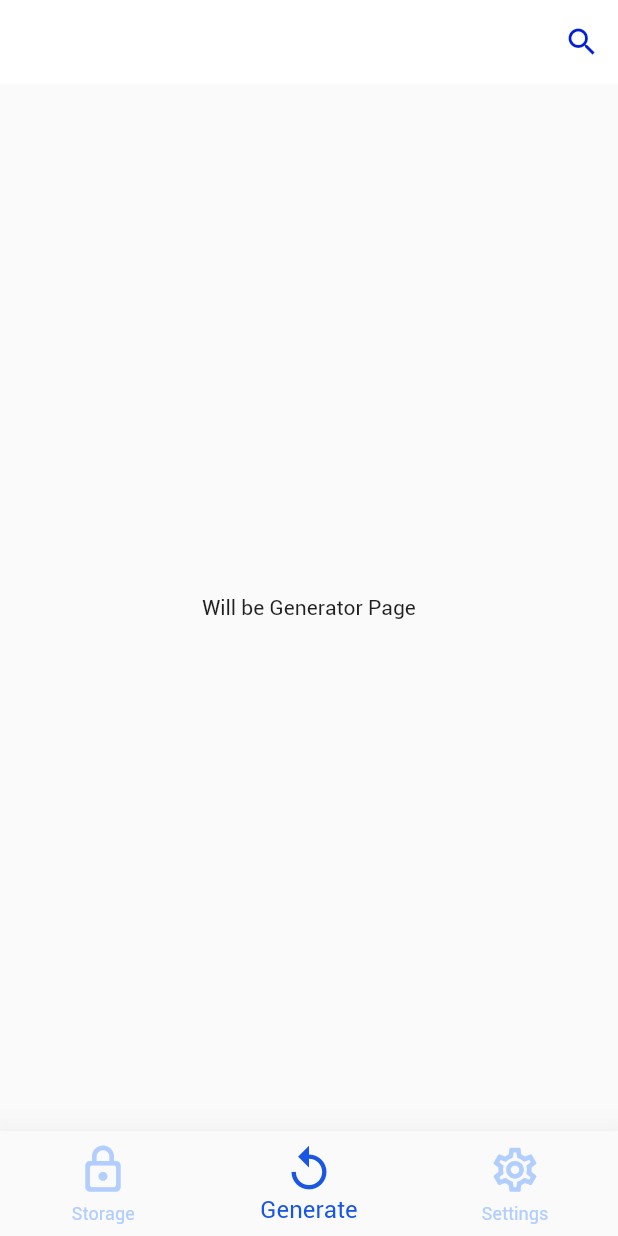
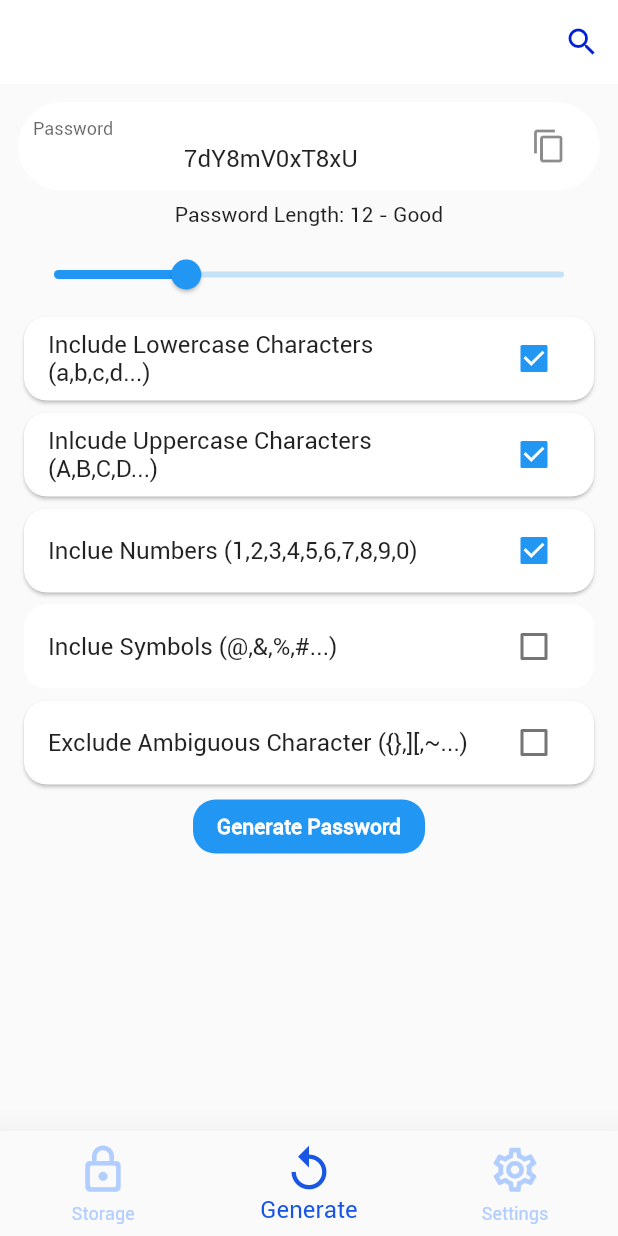
Before and after one commit to sametakbal/password-manager, a Flutter app: the screen it shows after launch, item 2 of the bottom bar chosen, on a phone screen of 412 x 824 dp. Run offline on Flutter 3.47's test engine with Material 2 defaults, Android fonts, the phone set to English and light mode, and no system bars; our stand-ins replace toast; missing offline and left inert: clipboard.

Commit message:
Password Generate completed

```diff
--- a/lib/pages/generate_page.dart
+++ b/lib/pages/generate_page.dart
@@ -1,4 +1,7 @@
+import 'package:clipboard/clipboard.dart';
 import 'package:flutter/material.dart';
+import 'package:password_manager/models/generator_password_dto.dart';
+import 'package:toast/toast.dart';
 
 class GeneratePage extends StatefulWidget {
   @override
@@ -6,10 +9,183 @@ class GeneratePage extends StatefulWidget {
 }
 
 class _GeneratePageState extends State<GeneratePage> {
+  final TextEditingController passwordEditTextController =
+      TextEditingController();
+  GeneratePasswordDto gpdto = GeneratePasswordDto();
+
+  @override
+  void initState() {
+    getPassword();
+    super.initState();
+  }
+
   @override
   Widget build(BuildContext context) {
-    return Center(
-      child: Text('Will be Generator Page'),
+    return Padding(
+      padding: const EdgeInsets.all(12.0),
+      child: Column(
+        children: [
+          passwordTextField(),
+          Padding(
+            padding: const EdgeInsets.all(8.0),
+            child: Text(
+              'Password Length: ${gpdto.lenght} - ${getPasswordLevel()}',
+              style: TextStyle(),
+            ),
+          ),
+          passwordLengthSlider(),
+          Card(
+            shape:
+                RoundedRectangleBorder(borderRadius: BorderRadius.circular(15)),
+            child: ListTile(
+              title: Text('Include Lowercase Characters (a,b,c,d...)'),
+              trailing: Checkbox(
+                  value: gpdto.includeLowercaseCharacters,
+                  onChanged: (bool val) {
+                    setState(() {
+                      gpdto.includeLowercaseCharacters = val;
+                    });
+                  }),
+            ),
+          ),
+          Card(
+            shape:
+                RoundedRectangleBorder(borderRadius: BorderRadius.circular(15)),
+            child: ListTile(
+              title: Text('Inlcude Uppercase Characters (A,B,C,D...)'),
+              trailing: Checkbox(
+                  value: gpdto.includeUpperCaseCharacters,
+                  onChanged: (bool val) {
+                    setState(() {
+                      gpdto.includeUpperCaseCharacters = val;
+                    });
+                  }),
+            ),
+          ),
+          Card(
+            shape:
+                RoundedRectangleBorder(borderRadius: BorderRadius.circular(15)),
+            child: ListTile(
+              title: Text('Inclue Numbers (1,2,3,4,5,6,7,8,9,0)'),
+              trailing: Checkbox(
+                  value: gpdto.includeNumbers,
+                  onChanged: (bool val) {
+                    setState(() {
+                      gpdto.includeNumbers = val;
+                    });
+                  }),
+            ),
+          ),
+          Card(
+            elevation: 0,
+            shape:
+                RoundedRectangleBorder(borderRadius: BorderRadius.circular(15)),
+            child: ListTile(
+              title: Text('Inclue Symbols (@,&,%,#...)'),
+              trailing: Checkbox(
+                  value: gpdto.includeSymbols,
+                  onChanged: (bool val) {
+                    setState(() {
+                      gpdto.includeSymbols = val;
+                    });
+                  }),
+            ),
+          ),
+          Card(
+            shape:
+                RoundedRectangleBorder(borderRadius: BorderRadius.circular(15)),
+            child: ListTile(
+              title: Text('Exclude Ambiguous Character ({},][,~...)'),
+              trailing: Checkbox(
+                  value: gpdto.includeAmbiguousCharacters,
+                  onChanged: (bool val) {
+                    setState(() {
+                      gpdto.includeAmbiguousCharacters = val;
+                    });
+                  }),
+            ),
+          ),
+          FlatButton(
+            color: Colors.blue,
+            onPressed: getPassword,
+            shape: RoundedRectangleBorder(
+              borderRadius: BorderRadius.circular(15.0),
+            ),
+            child: Text(
+              'Generate Password',
+              style:
+                  TextStyle(color: Colors.white, fontWeight: FontWeight.bold),
+            ),
+          ),
+        ],
+      ),
     );
   }
+
+  Widget passwordTextField() {
+    return ClipRRect(
+      borderRadius: BorderRadius.circular(50),
+      child: Container(
+        color: Colors.white,
+        padding: EdgeInsets.fromLTRB(10, 0, 10, 0),
+        child: TextFormField(
+          controller: passwordEditTextController,
+          textAlign: TextAlign.center,
+          readOnly: true,
+          decoration: InputDecoration(
+              border: InputBorder.none,
+              labelText: 'Password',
+              suffixIcon: IconButton(
+                icon: Icon(Icons.content_copy),
+                onPressed: () {
+                  FlutterClipboard.copy(passwordEditTextController.text).then(
+                      (value) => Toast.show('Password Copied!', context,
+                          duration: Toast.LENGTH_LONG, gravity: Toast.TOP));
+                },
+              )),
+        ),
+      ),
+    );
+  }
+
+  Widget passwordLengthSlider() {
+    return Slider(
+      value: gpdto.lenght.toDouble(),
+      onChanged: (double value) {
+        setState(() {
+          gpdto.lenght = value.toInt();
+        });
+      },
+      min: 5,
+      max: 32,
+    );
+  }
+
+  void getPassword() {
+    if (gpdto.checkCondition()) {
+      setState(() {
+        passwordEditTextController.text = gpdto.generatePassword();
+      });
+    } else {
+      Toast.show('You must choose at least one condition!', context,
+          duration: Toast.LENGTH_LONG, gravity: Toast.TOP);
+    }
+  }
+
+  String getPasswordLevel() {
+    if (gpdto.lenght >= 5 && gpdto.lenght < 8) {
+      return 'Weak';
+    } else if (gpdto.lenght >= 8 && gpdto.lenght < 12) {
+      return 'Normal';
+    } else if (gpdto.lenght >= 12 && gpdto.lenght < 16) {
+      return 'Good';
+    } else if (gpdto.lenght >= 16 && gpdto.lenght < 20) {
+      return 'Very Good';
+    } else if (gpdto.lenght >= 20 && gpdto.lenght < 24) {
+      return 'Hard';
+    } else if (gpdto.lenght >= 24 && gpdto.lenght < 30) {
+      return 'Exaggeration';
+    }
+    return 'Extreme!!';
+  }
 }
```
